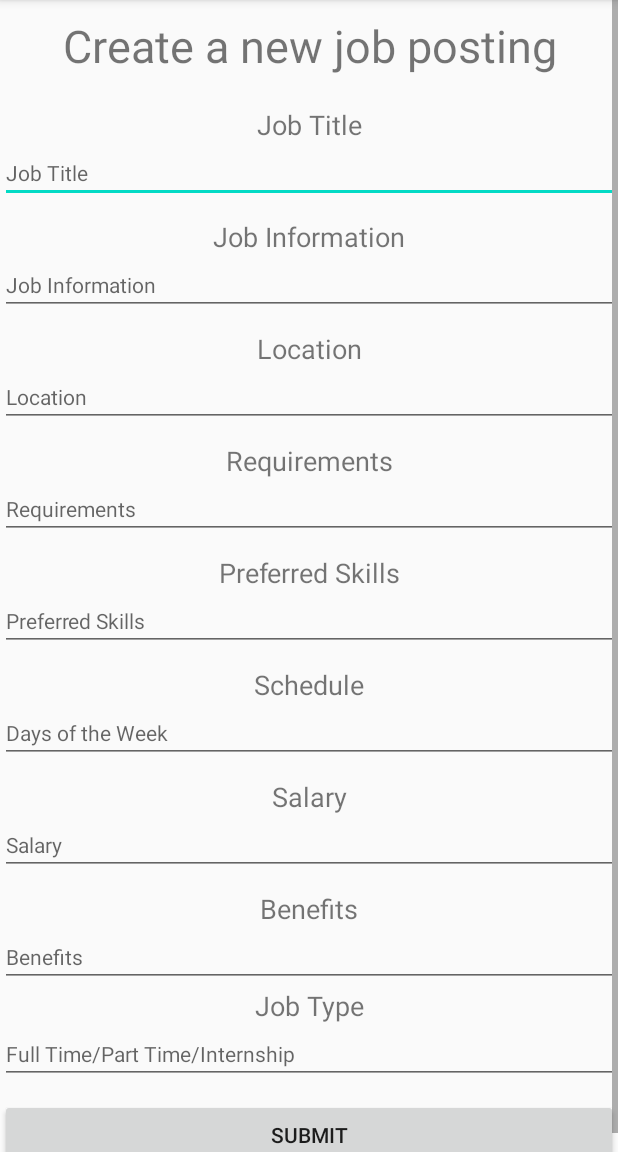
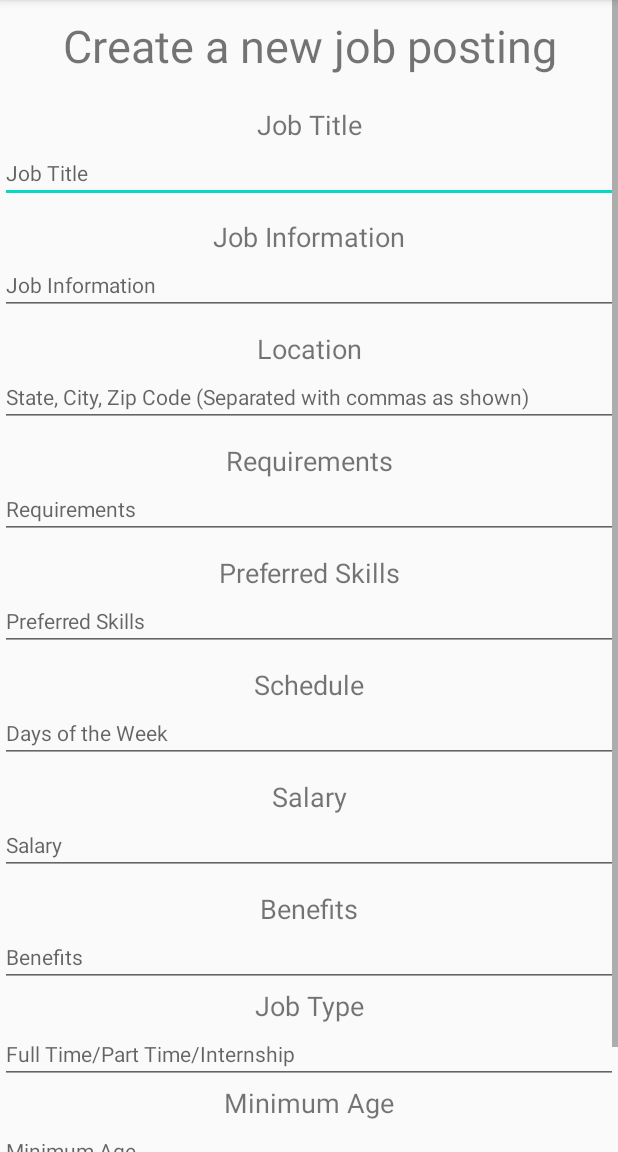
Before and after one commit to 21ahmiller/HeadStart, an Android app: the NewJob screen opened directly, with no data from a screen before it, on a phone screen of 412 x 824 dp, the part 84-1236 px from its top. Run offline under Robolectric (Android 15) with nearby library versions, the phone set to English and light mode, and no system bars.

Commit message:
!?!Gamers!?!

```diff
--- a/app/src/main/java/com/example/headstart/Job.java
+++ b/app/src/main/java/com/example/headstart/Job.java
@@ -33,12 +33,12 @@ public class Job {
 		this.ageMinimum = "";
 	}
 
-	public Job(String jobTitle, String jobType, String jobDescription, String state, String city, String zipcode, String requirements,
+	public Job(String jobTitle, String jobType, String jobDescription, String state, String city, String zipCode, String requirements,
 			   String skills, String schedule, String salary, String benefits, String ageMinimum) {
 		this.jobTitle = jobTitle;
 		this.jobType = jobType;
 		this.jobDescription = jobDescription;
-		this.location = new Location(state, city, zipcode);
+		this.location = new Location(state, city, zipCode);
 		this.requirements = requirements;
 		this.skills = skills;
 		this.schedule = schedule;
--- a/app/src/main/res/layout/activity_new_job.xml
+++ b/app/src/main/res/layout/activity_new_job.xml
@@ -77,7 +77,7 @@
                 android:layout_width="match_parent"
                 android:layout_height="wrap_content"
                 android:ems="10"
-                android:hint="@string/locationTitleStr"
+                android:hint="@string/locationHintStr"
                 android:inputType="textPersonName"
                 android:textSize="14sp" />
 
@@ -188,6 +188,23 @@
                 android:inputType="textPersonName"
                 android:textSize="14sp" />
 
+            <TextView
+                android:id="@+id/ageTitle"
+                android:layout_width="match_parent"
+                android:layout_height="wrap_content"
+                android:text="@string/ageTitleStr"
+                android:textAlignment="center"
+                android:textSize="18sp" />
+
+            <EditText
+                android:id="@+id/ageText"
+                android:layout_width="match_parent"
+                android:layout_height="wrap_content"
+                android:ems="10"
+                android:hint="@string/ageHintStr"
+                android:inputType="textPersonName"
+                android:textSize="14sp" />
+
             <Button
                 android:id="@+id/submitButton"
                 android:layout_width="match_parent"
--- a/app/src/main/res/values/strings.xml
+++ b/app/src/main/res/values/strings.xml
@@ -32,6 +32,7 @@
     <string name="reviewButtonStr">Review previously posted jobs</string>
     <string name="newJobTitleStr">Create a new job posting</string>
     <string name="locationTitleStr">Location</string>
+    <string name="locationHintStr">State, City, Zip Code (Separated with commas as shown)</string>
     <string name="requirementsTitleStr">Requirements</string>
     <string name="preferredSkillsTitleStr">Preferred Skills</string>
     <string name="timeTitleStr">Time</string>
@@ -66,4 +67,6 @@
     <string name="job19Str">Job 19</string>
     <string name="job20Str">Job 20</string>
     <string name="refreshButtonStr">Refresh</string>
+    <string name="ageTitleStr">Minimum Age</string>
+    <string name="ageHintStr">Minimum Age</string>
 </resources>
```
Also changed, not shown: app/src/main/java/com/example/headstart/NewJob.java (+8 -1 lines).
